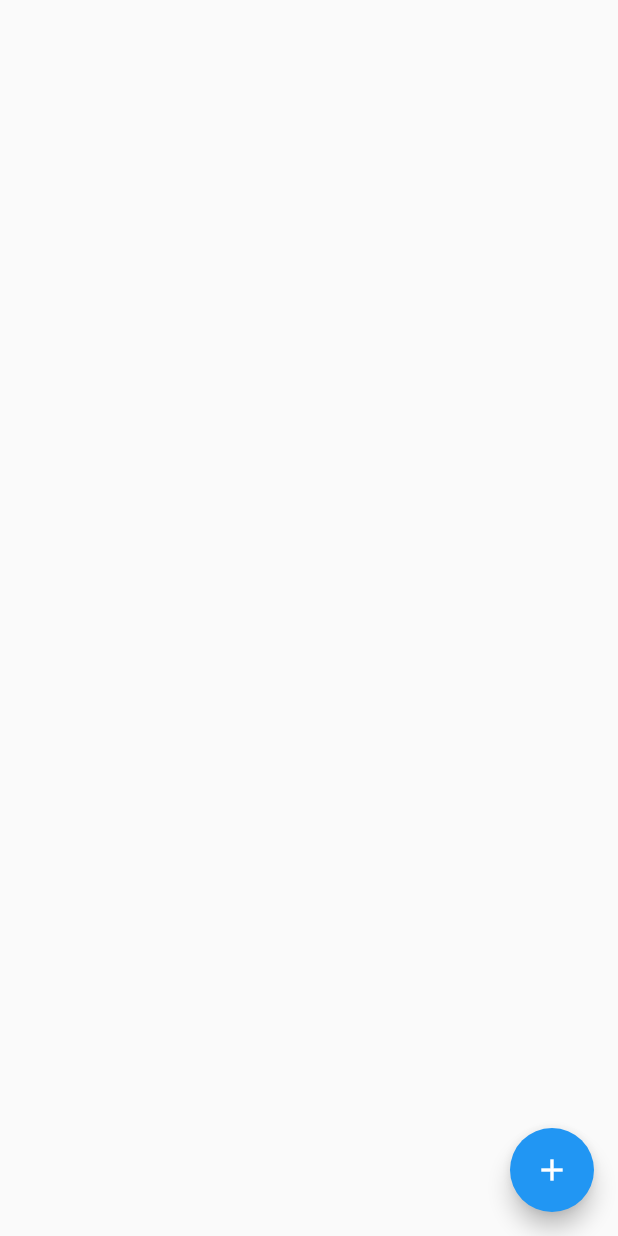
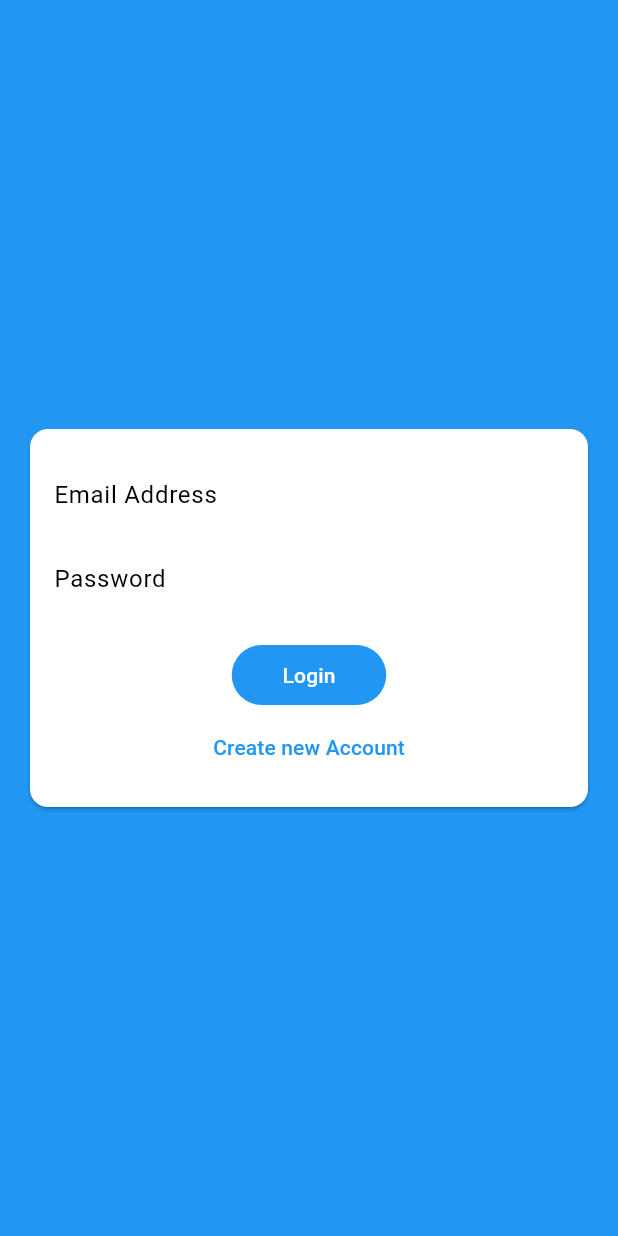
Before and after one commit to Sparsh-R17/Chat-App, a Flutter app: the screen it shows after launch, on a phone screen of 412 x 824 dp. Run offline on Flutter 3.47's test engine with Material 2 defaults, Android fonts, the phone set to English and light mode, and no system bars; drawn by our look-alikes of dynamic_color; our stand-ins replace cloud_firestore, firebase_core; accounts and stored records are empty.

Commit message:
Auth Screen Added

```diff
--- a/lib/main.dart
+++ b/lib/main.dart
@@ -1,9 +1,10 @@
+import 'package:dynamic_color/dynamic_color.dart';
 import 'package:firebase_core/firebase_core.dart';
 import 'package:flutter/material.dart';
 import 'package:flutter/services.dart';
 
 import 'firebase_options.dart';
-import 'screens/chat_screen.dart';
+import 'screens/auth_screen.dart';
 
 void main() async {
   WidgetsFlutterBinding.ensureInitialized();
@@ -22,9 +23,35 @@ class MyApp extends StatelessWidget {
 
   @override
   Widget build(BuildContext context) {
-    return const MaterialApp(
-      title: 'Chat App',
-      home: ChatScreen(),
+    return DynamicColorBuilder(
+      builder: (lightDynamic, darkDynamic) {
+        ColorScheme lightColorScheme;
+        ColorScheme darkColorScheme;
+
+        if (lightDynamic != null && darkDynamic != null) {
+          lightColorScheme = lightDynamic.harmonized().copyWith();
+          darkColorScheme = darkDynamic.harmonized().copyWith();
+        } else {
+          lightColorScheme = ColorScheme.fromSwatch();
+          darkColorScheme = ColorScheme.fromSwatch(
+            brightness: Brightness.dark,
+          );
+        }
+
+        return MaterialApp(
+          title: 'Chat App',
+          theme: ThemeData(
+            useMaterial3: true,
+            colorScheme: lightColorScheme,
+          ),
+          darkTheme: ThemeData(
+            useMaterial3: true,
+            colorScheme: darkColorScheme,
+          ),
+          themeMode: ThemeMode.system,
+          home: const AuthScreen(),
+        );
+      },
     );
   }
 }
--- a/lib/screens/auth_screen.dart
+++ b/lib/screens/auth_screen.dart
@@ -0,0 +1,22 @@
+import '../widgets/auth/auth_form.dart';
+import 'package:flutter/material.dart';
+
+class AuthScreen extends StatefulWidget {
+  const AuthScreen({super.key});
+
+  @override
+  State<AuthScreen> createState() => _AuthScreenState();
+}
+
+class _AuthScreenState extends State<AuthScreen> {
+  void _submitForm(
+      String email, String password, String username, bool isLogin) {}
+
+  @override
+  Widget build(BuildContext context) {
+    return Scaffold(
+      backgroundColor: Theme.of(context).colorScheme.secondaryContainer,
+      body: AuthForm(submitForm: _submitForm),
+    );
+  }
+}
--- /dev/null
+++ b/lib/widgets/auth/auth_form.dart
@@ -0,0 +1,148 @@
+import 'package:flutter/material.dart';
+
+class AuthForm extends StatefulWidget {
+  final void Function(
+    String email,
+    String password,
+    String username,
+    bool isLogin,
+  ) submitForm;
+  const AuthForm({super.key, required this.submitForm});
+
+  @override
+  State<AuthForm> createState() => _AuthFormState();
+}
+
+class _AuthFormState extends State<AuthForm> {
+  final _formKey = GlobalKey<FormState>();
+  bool _isLogin = true;
+  String _userEmail = '';
+  String _userName = '';
+  String _userPassword = '';
+
+  void _formValidation() {
+    final formValid = _formKey.currentState!.validate();
+    FocusScope.of(context).unfocus();
+    if (formValid) {
+      _formKey.currentState!.save();
+      widget.submitForm(
+        _userEmail,
+        _userPassword,
+        _userName,
+        _isLogin,
+      );
+    } else {
+      return;
+    }
+  }
+
+  @override
+  Widget build(BuildContext context) {
+    return Center(
+      child: Card(
+        margin: const EdgeInsets.all(20),
+        // color: Theme.of(context).colorScheme.primaryContainer,
+        child: SingleChildScrollView(
+          child: Padding(
+            padding: const EdgeInsets.all(16),
+            child: Form(
+              key: _formKey,
+              child: Column(
+                mainAxisSize: MainAxisSize.min,
+                children: [
+                  TextFormField(
+                    key: const ValueKey('email'),
+                    keyboardType: TextInputType.emailAddress,
+                    decoration: const InputDecoration(
+                      label: Text('Email Address'),
+                    ),
+                    validator: (value) {
+                      if (value!.isEmpty) {
+                        return 'Email Cannot be Empty';
+                      }
+                      if (!value.contains('@')) {
+                        return 'Invalid Email';
+                      }
+                      return null;
+                    },
+                    onSaved: (newValue) {
+                      _userEmail = newValue!;
+                    },
+                  ),
+                  if (!_isLogin)
+                    TextFormField(
+                      key: const ValueKey('username'),
+                      decoration: const InputDecoration(
+                        labelText: 'Username',
+                      ),
+                      validator: (value) {
+                        if (value!.isEmpty) {
+                          return 'Username Cannot be Empty';
+                        }
+                        if (value.length < 5) {
+                          return 'Enter atleast 5 character';
+                        }
+                        return null;
+                      },
+                      onSaved: (newValue) {
+                        _userName = newValue!;
+                      },
+                    ),
+                  TextFormField(
+                    key: const ValueKey('password'),
+                    obscureText: true,
+                    decoration: const InputDecoration(
+                      labelText: 'Password',
+                    ),
+                    validator: (value) {
+                      if (value!.isEmpty) {
+                        return 'Password Cannot be Empty';
+                      }
+                      if (value.length < 8) {
+                        return 'Password is too short';
+                      }
+                      return null;
+                    },
+                    onSaved: (newValue) {
+                      _userPassword = newValue!;
+                    },
+                  ),
+                  const SizedBox(
+                    height: 12,
+                  ),
+                  SizedBox(
+                    width: MediaQuery.of(context).size.width * 0.25,
+                    child: FilledButton(
+                      onPressed: _formValidation,
+                      child: Text(
+                        _isLogin ? 'Login' : 'Signup',
+                      ),
+                    ),
+                  ),
+                  TextButton(
+                    style: const ButtonStyle(
+                      splashFactory: NoSplash.splashFactory,
+                      overlayColor: MaterialStatePropertyAll(
+                        Colors.transparent,
+                      ),
+                    ),
+                    onPressed: () {
+                      setState(() {
+                        _isLogin = !_isLogin;
+                      });
+                    },
+                    child: Text(
+                      _isLogin
+                          ? 'Create new Account'
+                          : 'Already have an account',
+                    ),
+                  ),
+                ],
+              ),
+            ),
+          ),
+        ),
+      ),
+    );
+  }
+}
--- a/pubspec.yaml
+++ b/pubspec.yaml
@@ -30,6 +30,7 @@ environment:
 dependencies:
   cloud_firestore: ^4.4.3
   cupertino_icons: ^1.0.2
+  dynamic_color: ^1.6.2
   firebase_core: ^2.7.0
   flutter:
     sdk: flutter
```
Also changed, not shown: lib/screens/chat_screen.dart (+7 -1 lines), pubspec.lock, 5 other files.
